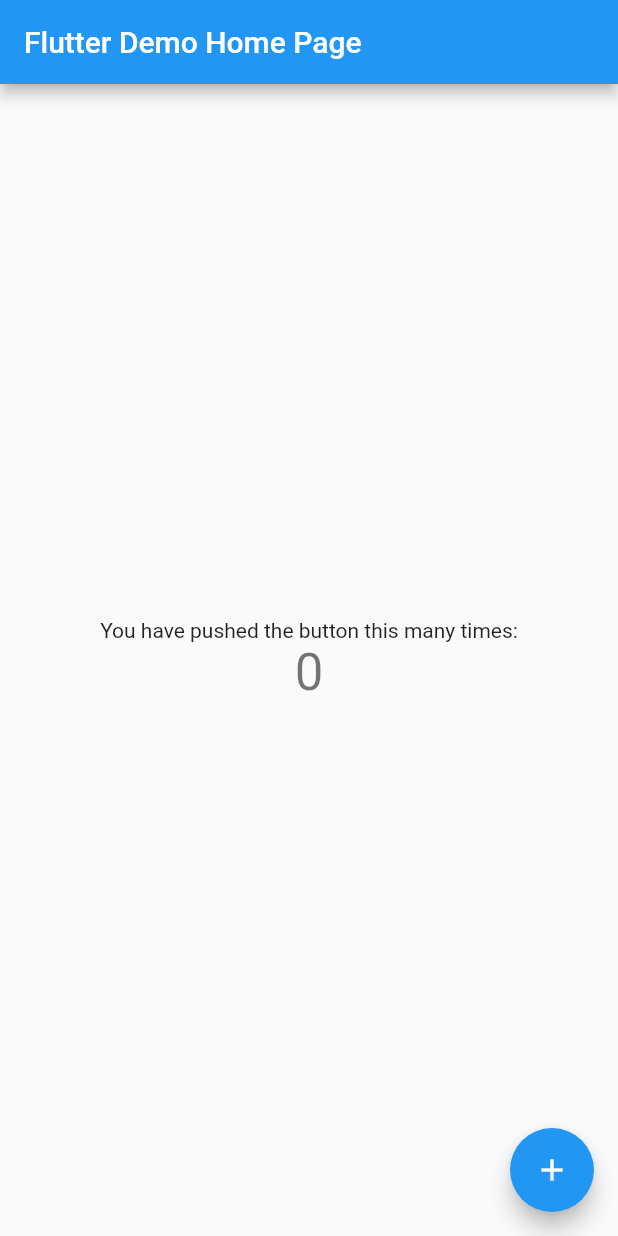
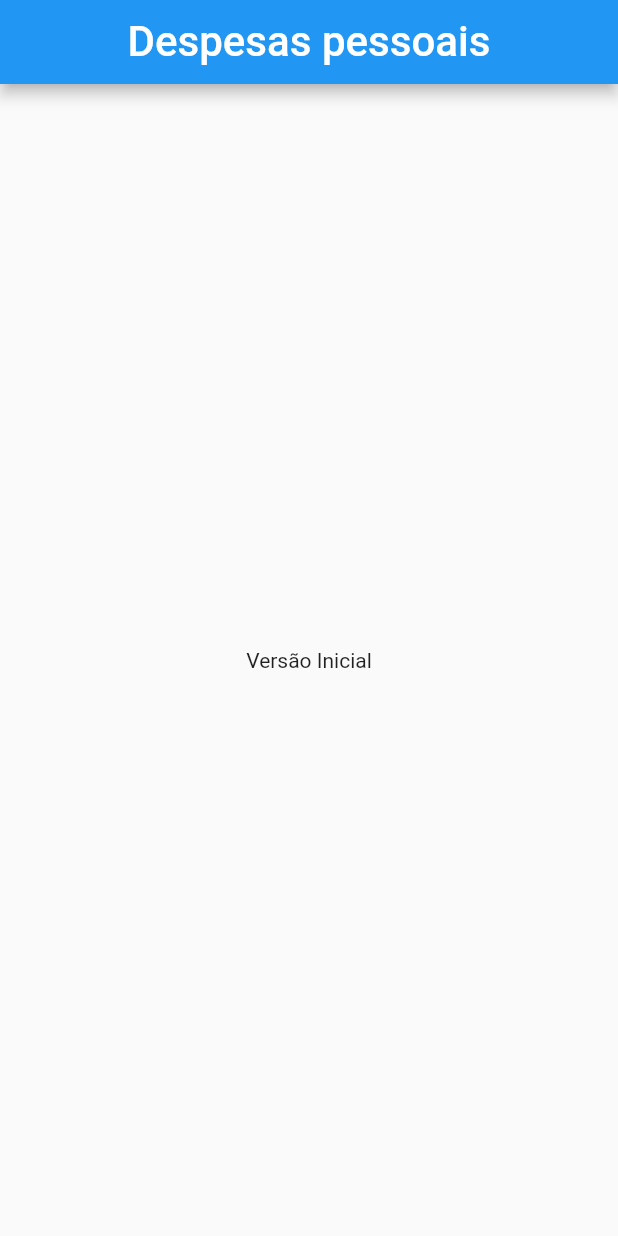
Before and after one commit to fabriciosuhet/expenses, a Flutter app: the screen it shows after launch, on a phone screen of 412 x 824 dp. Run offline on Flutter 3.47's test engine with Material 2 defaults, Android fonts, the phone set to English and light mode, and no system bars.

Commit message:
Adicionando tela inicial da aplicação

```diff
--- a/lib/main.dart
+++ b/lib/main.dart
@@ -1,115 +1,36 @@
 import 'package:flutter/material.dart';
 
-void main() {
-  runApp(const MyApp());
+void main () {
+  runApp(const ExpensesApp());
 }
 
-class MyApp extends StatelessWidget {
-  const MyApp({super.key});
+class ExpensesApp extends StatelessWidget {
+  const ExpensesApp({super.key});
 
-  // This widget is the root of your application.
+
   @override
   Widget build(BuildContext context) {
-    return MaterialApp(
-      title: 'Flutter Demo',
-      theme: ThemeData(
-        // This is the theme of your application.
-        //
-        // Try running your application with "flutter run". You'll see the
-        // application has a blue toolbar. Then, without quitting the app, try
-        // changing the primarySwatch below to Colors.green and then invoke
-        // "hot reload" (press "r" in the console where you ran "flutter run",
-        // or simply save your changes to "hot reload" in a Flutter IDE).
-        // Notice that the counter didn't reset back to zero; the application
-        // is not restarted.
-        primarySwatch: Colors.blue,
-      ),
-      home: const MyHomePage(title: 'Flutter Demo Home Page'),
+    return const MaterialApp(
+      debugShowCheckedModeBanner: false,
+      home: MyHomePage(),
     );
   }
 }
 
-class MyHomePage extends StatefulWidget {
-  const MyHomePage({super.key, required this.title});
-
-  // This widget is the home page of your application. It is stateful, meaning
-  // that it has a State object (defined below) that contains fields that affect
-  // how it looks.
-
-  // This class is the configuration for the state. It holds the values (in this
-  // case the title) provided by the parent (in this case the App widget) and
-  // used by the build method of the State. Fields in a Widget subclass are
-  // always marked "final".
-
-  final String title;
-
-  @override
-  State<MyHomePage> createState() => _MyHomePageState();
-}
-
-class _MyHomePageState extends State<MyHomePage> {
-  int _counter = 0;
-
-  void _incrementCounter() {
-    setState(() {
-      // This call to setState tells the Flutter framework that something has
-      // changed in this State, which causes it to rerun the build method below
-      // so that the display can reflect the updated values. If we changed
-      // _counter without calling setState(), then the build method would not be
-      // called again, and so nothing would appear to happen.
-      _counter++;
-    });
-  }
+class MyHomePage extends StatelessWidget {
+  const MyHomePage({super.key});
 
   @override
   Widget build(BuildContext context) {
-    // This method is rerun every time setState is called, for instance as done
-    // by the _incrementCounter method above.
-    //
-    // The Flutter framework has been optimized to make rerunning build methods
-    // fast, so that you can just rebuild anything that needs updating rather
-    // than having to individually change instances of widgets.
     return Scaffold(
-      appBar: AppBar(
-        // Here we take the value from the MyHomePage object that was created by
-        // the App.build method, and use it to set our appbar title.
-        title: Text(widget.title),
-      ),
-      body: Center(
-        // Center is a layout widget. It takes a single child and positions it
-        // in the middle of the parent.
-        child: Column(
-          // Column is also a layout widget. It takes a list of children and
-          // arranges them vertically. By default, it sizes itself to fit its
-          // children horizontally, and tries to be as tall as its parent.
-          //
-          // Invoke "debug painting" (press "p" in the console, choose the
-          // "Toggle Debug Paint" action from the Flutter Inspector in Android
-          // Studio, or the "Toggle Debug Paint" command in Visual Studio Code)
-          // to see the wireframe for each widget.
-          //
-          // Column has various properties to control how it sizes itself and
-          // how it positions its children. Here we use mainAxisAlignment to
-          // center the children vertically; the main axis here is the vertical
-          // axis because Columns are vertical (the cross axis would be
-          // horizontal).
-          mainAxisAlignment: MainAxisAlignment.center,
-          children: <Widget>[
-            const Text(
-              'You have pushed the button this many times:',
-            ),
-            Text(
-              '$_counter',
-              style: Theme.of(context).textTheme.headlineMedium,
-            ),
-          ],
+        appBar: AppBar(
+          centerTitle: true,
+          title: const Text('Despesas pessoais',
+          style: TextStyle(fontSize: 28),),
         ),
-      ),
-      floatingActionButton: FloatingActionButton(
-        onPressed: _incrementCounter,
-        tooltip: 'Increment',
-        child: const Icon(Icons.add),
-      ), // This trailing comma makes auto-formatting nicer for build methods.
+        body: const Center(
+          child: Text('Versão Inicial'),
+        ),
     );
   }
 }
```
